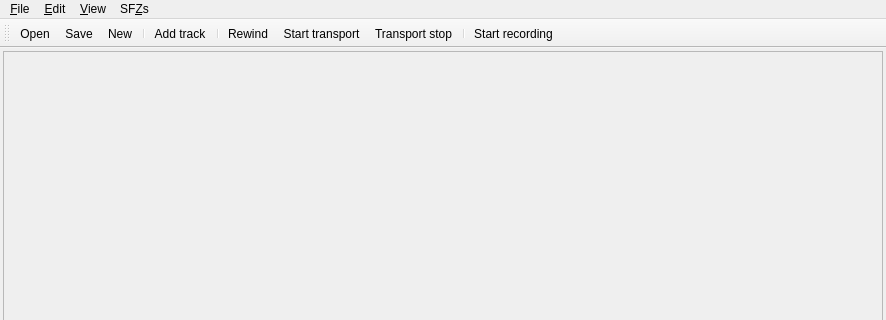
Zen-Master-SoSo/musecbox, file musecbox/gui/main_window.ui: the form before one commit; both pictures show x 0 to 886 and y 0 to 320 of the 886 by 579 pixel window.
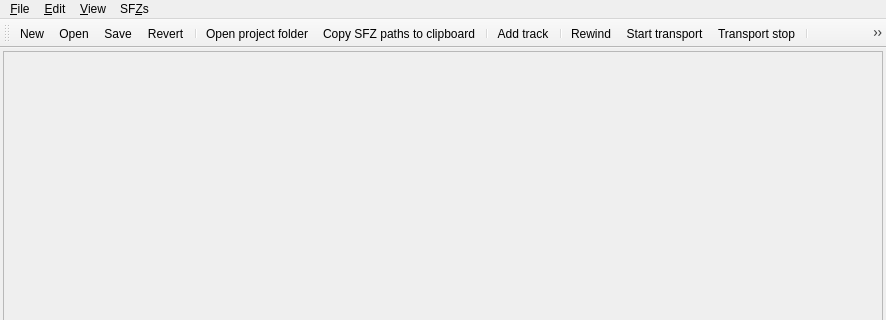
The form after the commit. Icons and pictures are not drawn.

Diff of the .ui file:
```diff
--- a/musecbox/gui/main_window.ui
+++ b/musecbox/gui/main_window.ui
@@ -350,9 +350,13 @@
    <attribute name="toolBarBreak">
     <bool>false</bool>
    </attribute>
+   <addaction name="action_new"/>
    <addaction name="action_open"/>
    <addaction name="action_save"/>
-   <addaction name="action_new"/>
+   <addaction name="action_revert"/>
+   <addaction name="separator"/>
+   <addaction name="action_open_project_folder"/>
+   <addaction name="action_copy_sfz_paths"/>
    <addaction name="separator"/>
    <addaction name="action_add_track"/>
    <addaction name="separator"/>
```
